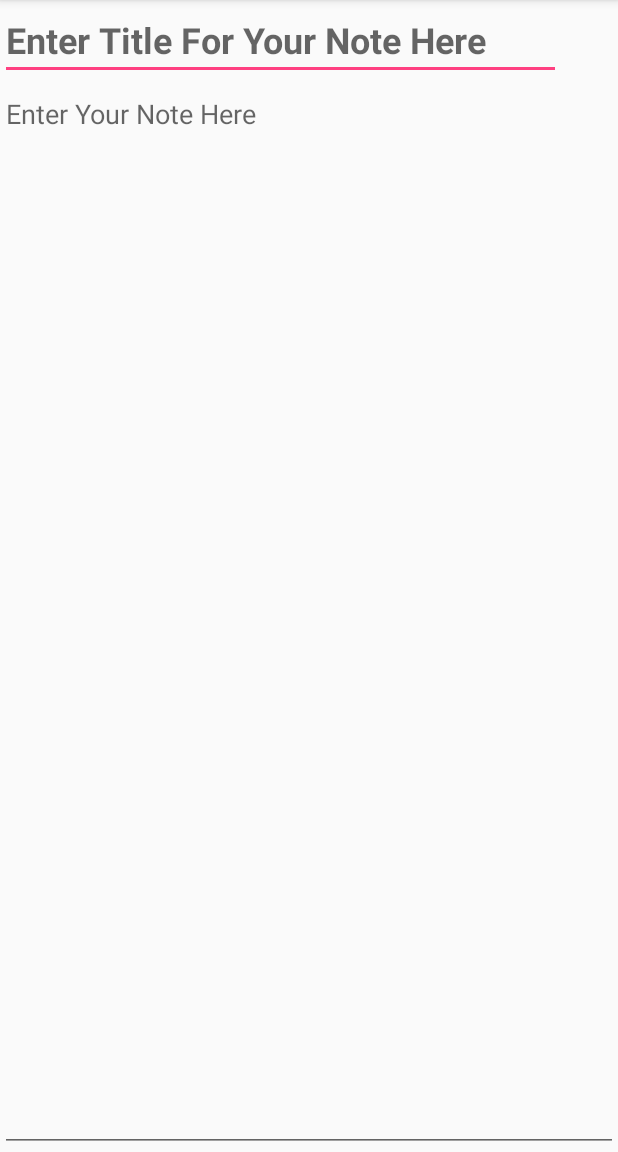
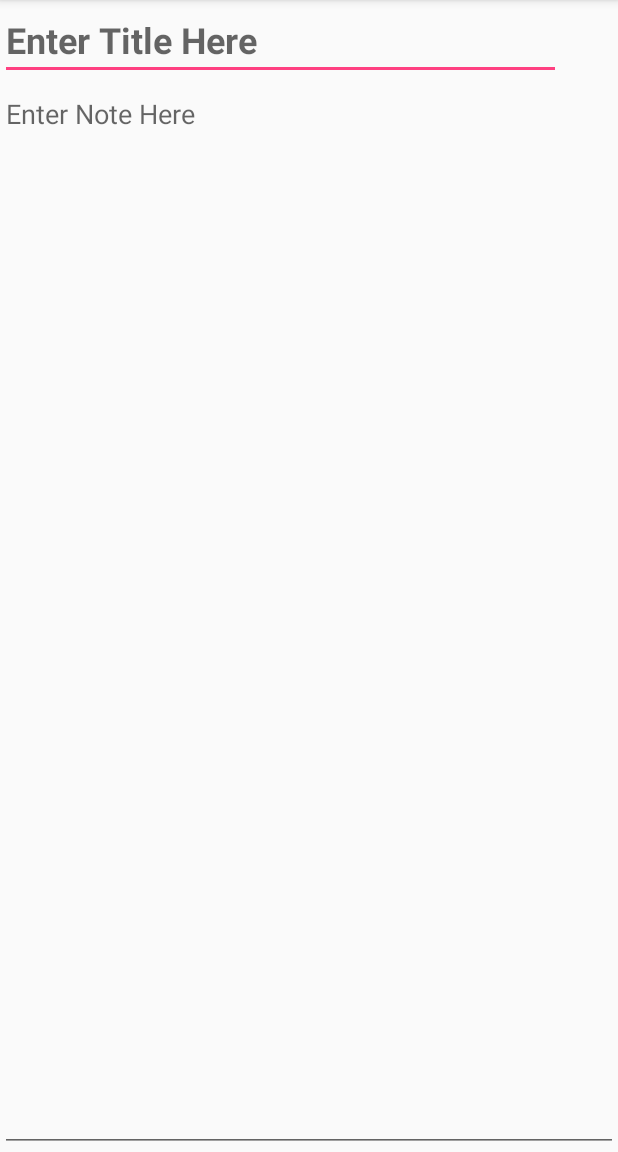
Before and after one commit to ginnigarg/NotesApp-Android, an Android app: the NoteActivity screen opened directly, with no data from a screen before it, on a phone screen of 412 x 824 dp, the part 84-1236 px from its top. Run offline under Robolectric (Android 15) with nearby library versions, the light colour scheme and no system bars.

Commit message:
Update 3.1

```diff
--- a/app/src/main/res/layout/activity_note.xml
+++ b/app/src/main/res/layout/activity_note.xml
@@ -12,7 +12,7 @@
         android:layout_width="374dp"
         android:layout_height="wrap_content"
         android:ems="10"
-        android:hint="Enter Title For Your Note Here"
+        android:hint="Enter Title Here"
         android:inputType="textPersonName"
         android:singleLine="true"
         android:textSize="24sp"
@@ -24,7 +24,7 @@
         android:layout_height="match_parent"
         android:ems="10"
         android:gravity="top"
-        android:hint="Enter Your Note Here"
+        android:hint="Enter Note Here"
         android:inputType="textMultiLine"
         android:selectAllOnFocus="false" />
 
--- a/app/src/main/res/layout/item_notes.xml
+++ b/app/src/main/res/layout/item_notes.xml
@@ -12,6 +12,7 @@
         android:layout_width="wrap_content"
         android:layout_height="wrap_content"
         android:text="Large Text"
+        android:textColor="@android:color/black"
         android:textAppearance="?android:attr/textAppearanceLarge" />
 
     <TextView
@@ -19,6 +20,7 @@
         android:layout_height="wrap_content"
         android:textAppearance="?android:attr/textAppearanceSmall"
         android:text="Small Text"
+        android:textColor="@android:color/black"
         android:id="@+id/list_note_date"
         />
 
@@ -27,5 +29,6 @@
         android:layout_height="wrap_content"
         android:textAppearance="?android:attr/textAppearanceMedium"
         android:text="Medium Text"
+        android:textColor="@android:color/black"
         android:id="@+id/list_note_content"/>
 </LinearLayout>
```
